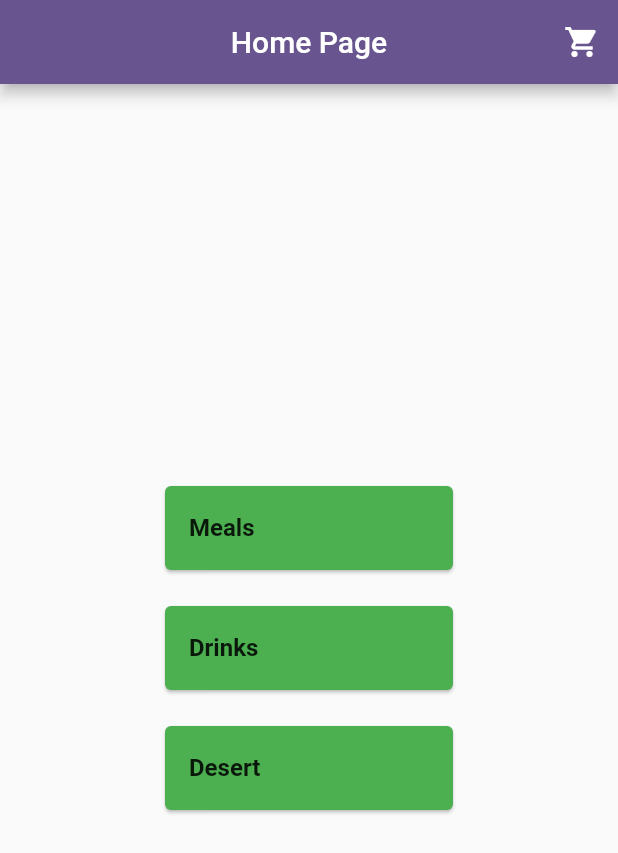
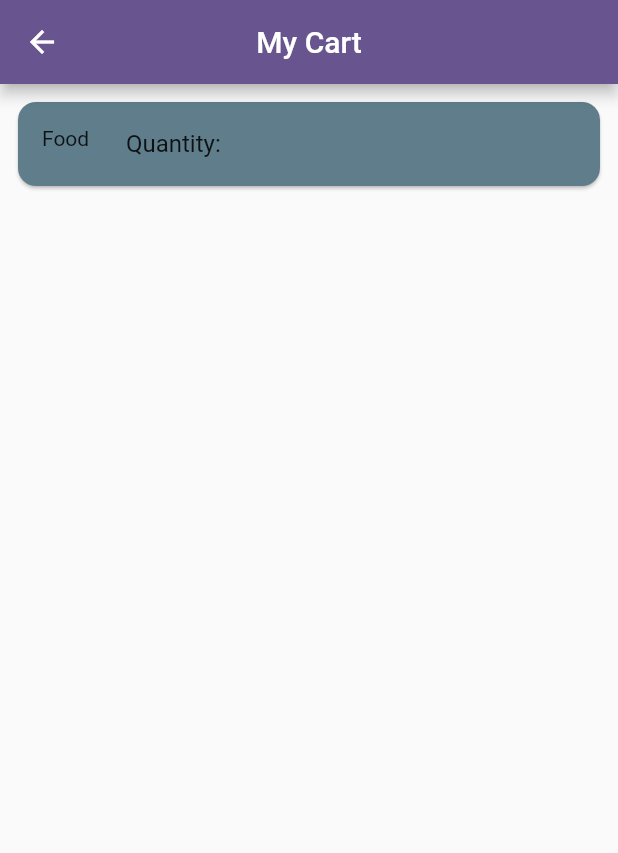
Before and after one commit to Gee-gee4/map_app, a Flutter app: the screen it shows after launch, after a tap on the "shopping cart" icon, on a phone screen of 412 x 824 dp. Shown: the top 853 px of the screen. Run offline on Flutter 3.47's test engine with Material 3 defaults, Android fonts, the phone set to English and light mode, and no system bars.

Commit message:
Created a cartpage and added buttons

```diff
--- /dev/null
+++ b/lib/Pages/cart_page.dart
@@ -0,0 +1,37 @@
+import 'package:flutter/material.dart';
+
+class CartPage extends StatefulWidget {
+  const CartPage({super.key});
+
+  @override
+  State<CartPage> createState() => _CartPageState();
+}
+
+class _CartPageState extends State<CartPage> {
+  @override
+  Widget build(BuildContext context) {
+    return Scaffold(
+      appBar: AppBar(
+        title: Text('My Cart'),
+        centerTitle: true,
+      ),
+      body: Padding(
+        padding: const EdgeInsets.all(8.0),
+        child: Column(
+          children: [
+            Card(
+              color: Colors.blueGrey,
+              shape: RoundedRectangleBorder(
+                borderRadius: BorderRadius.circular(12),
+              ),
+              child: ListTile(
+                leading: Text('Food'),
+                title: Text('Quantity:'),
+              ),
+            ),
+          ],
+        ),
+      ),
+    );
+  }
+}
--- a/lib/Pages/home_page.dart
+++ b/lib/Pages/home_page.dart
@@ -1,4 +1,5 @@
 import 'package:flutter/material.dart';
+import 'package:map_app/Pages/cart_page.dart';
 import 'package:map_app/Pages/deserts_page.dart';
 import 'package:map_app/Pages/drinks_page.dart';
 import 'package:map_app/Pages/meals_page.dart';
@@ -10,16 +11,18 @@ class HomePage extends StatelessWidget {
   @override
   Widget build(BuildContext context) {
     return Scaffold(
-      appBar: AppBar(
-        title: Text('Home Page'),
-        centerTitle: true,
-        actions: [
-          IconButton(
-            icon: Icon(Icons.shopping_cart),
-            onPressed: () {},
-            style: IconButton.styleFrom(iconSize: 22),
-          ),
-        ],
+      appBar: myAppBar(
+        Text(
+          'Home Page',
+        ),
+        onPressed: () {
+          Navigator.push(
+            context,
+            MaterialPageRoute(
+              builder: (context) => CartPage(),
+            ),
+          );
+        },
       ),
       body: Center(
         child: Column(
--- a/lib/Widgets/reusable_widgets.dart
+++ b/lib/Widgets/reusable_widgets.dart
@@ -23,3 +23,35 @@ SizedBox myListView(String myText, Function()? onTap) {
     ),
   );
 }
+
+//------------------------------------------------------------------------------------
+AppBar myAppBar(Text myText, {Function()? onPressed}) {
+  return AppBar(
+    title: myText,
+    centerTitle: true,
+    actions: onPressed != null
+        ? [
+            IconButton(
+              icon: Icon(Icons.shopping_cart),
+              onPressed: onPressed,
+              style: IconButton.styleFrom(iconSize: 22),
+            ),
+          ]
+        : null,
+  );
+}
+
+//------------------------------------------------------------------------------------
+ElevatedButton myButton(Text buttonText,Function()? onPressed) {
+  return ElevatedButton(
+    onPressed: onPressed,
+    style: ElevatedButton.styleFrom(
+        elevation: 1,
+        padding: EdgeInsets.all(18),
+        shape: RoundedRectangleBorder(
+          borderRadius: BorderRadius.circular(12),
+        ),
+        backgroundColor: Colors.amber[500]),
+    child: buttonText
+  );
+}
```
Also changed, not shown: lib/Pages/deserts_page.dart (+21 -5 lines), lib/Pages/drinks_page.dart (+21 -5 lines), lib/Pages/meals_page.dart (+21 -5 lines).
